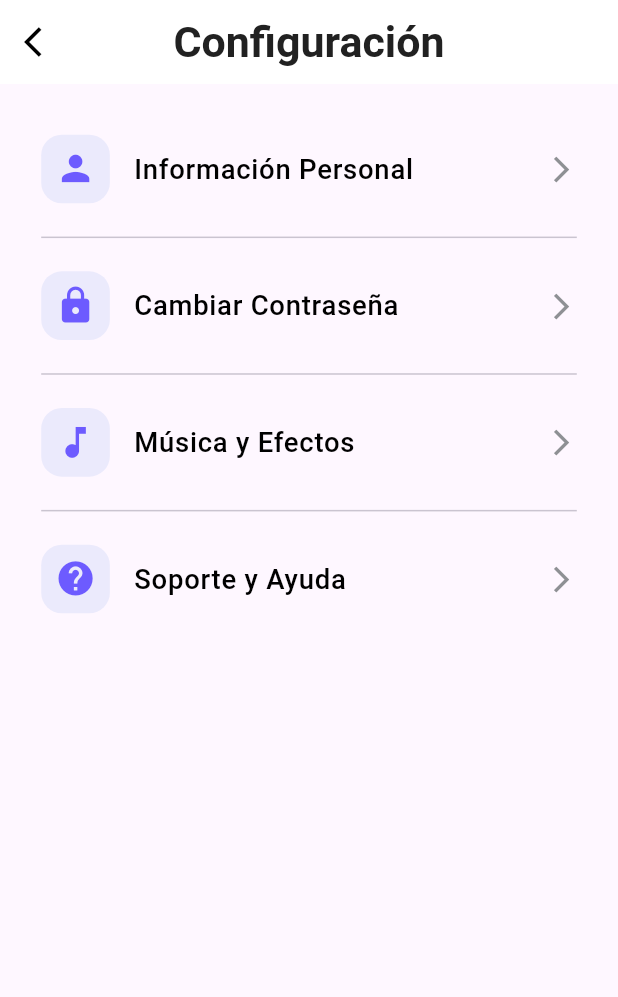
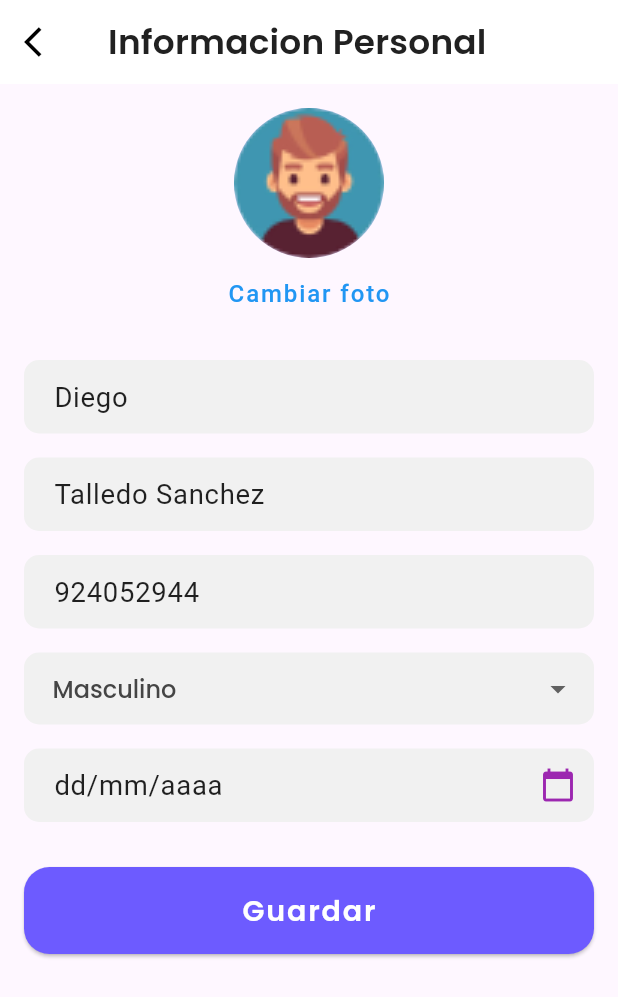
Before and after one commit to QuickRecap/Quickrecap-mobile, a Flutter app: the ConfigurationScreen screen opened by its route, after a tap on "Información Personal", on a phone screen of 412 x 824 dp. Shown: the top 997 px of the screen. Run offline on Flutter 3.47's test engine with Material 3 defaults, Android fonts, the phone set to English and light mode, and no system bars; our stand-ins replace flutter_screenutil, get, sqflite; accounts and stored records are empty.

Commit message:
feat(profile): adding profile

```diff
--- a/lib/main.dart
+++ b/lib/main.dart
@@ -10,6 +10,7 @@ import 'ui/pages/terms_conditions_screen.dart';
 import 'ui/pages/views/profile/configuration_screen.dart';
 import 'ui/pages/views/profile/support_screen.dart';
 import 'ui/pages/views/profile/password_screen.dart';
+import 'ui/pages/views/profile/information_screen.dart';
 import 'ui/providers/login_provider.dart';
 import 'ui/providers/register_provider.dart';
 import 'data/api/user_api.dart';
@@ -66,6 +67,7 @@ class MyApp extends StatelessWidget {
             '/configuration': (context) => ConfigurationScreen(),
             '/support': (context) => SupportScreen(),
             '/password': (context) => PasswordScreen(),
+            '/information': (context) => ProfileInformationScreen(),
           },
         );
       },
--- a/lib/ui/pages/views/profile/configuration_screen.dart
+++ b/lib/ui/pages/views/profile/configuration_screen.dart
@@ -35,6 +35,7 @@ class ConfigurationScreen extends StatelessWidget {
               icon: Icons.person,
               text: 'Información Personal',
               onTap: () {
+                Navigator.pushNamed(context, '/information');
                 // Acción al presionar
               },
             ),
--- /dev/null
+++ b/lib/ui/pages/views/profile/information_screen.dart
@@ -0,0 +1,146 @@
+import 'package:flutter/material.dart';
+import 'package:flutter_screenutil/flutter_screenutil.dart';
+import 'package:quickrecap/ui/widgets/custom_input.dart';
+import 'package:quickrecap/ui/widgets/custom_select_input.dart';
+import 'package:quickrecap/ui/widgets/custom_date_input.dart';
+import 'package:quickrecap/ui/constants/constants.dart';
+
+class ProfileInformationScreen extends StatefulWidget {
+  const ProfileInformationScreen({Key? key}) : super(key: key);
+
+  @override
+  _ProfileInformationScreenState createState() => _ProfileInformationScreenState();
+}
+
+class _ProfileInformationScreenState extends State<ProfileInformationScreen> {
+  final TextEditingController nameController = TextEditingController(text: 'Diego');
+  final TextEditingController lastNameController = TextEditingController(text: 'Talledo Sanchez');
+  final TextEditingController phoneController = TextEditingController(text: '924052944');
+  final TextEditingController genderController = TextEditingController(text: 'Masculino');
+  final TextEditingController birthDateController = TextEditingController(text: 'dd/mm/aaaa');
+
+  @override
+  Widget build(BuildContext context) {
+    return Scaffold(
+      appBar: AppBar(
+        title: Row(
+          children: [
+            Text(
+              'Informacion Personal',
+              style: TextStyle(
+                color: Color(0xff212121), // Cambia el color del texto del título
+                fontSize: 20.sp, // Ajusta el tamaño del texto según tu diseño
+                fontFamily: 'Poppins',
+                fontWeight: FontWeight.w600,
+              ),
+            ),
+          ],
+        ),
+        centerTitle: false,
+        backgroundColor: Colors.white,
+        elevation: 0,
+        leading: IconButton(
+          icon: Icon(Icons.arrow_back_ios, color: Colors.black),
+          onPressed: () {
+            if (Navigator.canPop(context)) {
+              Navigator.pop(context);
+            }
+          },
+        ),
+      ),
+      body: SingleChildScrollView(
+        child: Padding(
+          padding: const EdgeInsets.all(16.0),
+          child: Column(
+            crossAxisAlignment: CrossAxisAlignment.center,
+            children: [
+              CircleAvatar(
+                radius: 50,
+                backgroundImage: AssetImage('assets/images/profile_pic.png'),
+              ),
+              TextButton(
+                onPressed: () {
+                  // Implementar lógica para cambiar la foto
+                },
+                child: Text(
+                  'Cambiar foto',
+                  style: TextStyle(color: Colors.blue),
+                ),
+              ),
+              SizedBox(height: 20),
+              CustomInput(
+                controller: nameController,
+                label: 'Nombres',
+              ),
+              SizedBox(height: 16),
+              CustomInput(
+                controller: lastNameController,
+                label: 'Apellidos',
+              ),
+              SizedBox(height: 16),
+              CustomInput(
+                controller: phoneController,
+                label: 'Celular',
+                keyboardType: TextInputType.phone,
+              ),
+              SizedBox(height: 16),
+              CustomSelectInput(
+                label: 'Genero',
+                value: genderController.text,
+                options: const ['Masculino', 'Femenino', 'Otro'],
+                onChanged: (String? newValue) {
+                  setState(() {
+                    genderController.text = newValue ?? '';
+                  });
+                },
+              ),
+              SizedBox(height: 16),
+              CustomDateInput(
+                controller: birthDateController,
+                label: 'Fecha de nacimiento',
+                initialDate: DateTime(2000),
+                firstDate: DateTime(1900),
+                lastDate: DateTime.now(),
+              ),
+              SizedBox(height: 30),
+              SizedBox(
+                width: double.infinity,
+                child: ElevatedButton(
+                  onPressed: () {
+                    // Implementa la lógica de actualización de contraseña aquí
+                  },
+                  child: Text(
+                    'Guardar',
+                    style: TextStyle(
+                      fontFamily: 'Poppins',
+                      fontWeight: FontWeight.w600,
+                      fontSize: 19,
+                      color: Colors.white,
+                    ),
+                  ),
+                  style: ElevatedButton.styleFrom(
+                    primary: Color(0xff6D5BFF),
+                    padding: EdgeInsets.symmetric(vertical: 15),
+                    shape: RoundedRectangleBorder(
+                      borderRadius: BorderRadius.circular(17),
+                    ),
+                  ),
+                ),
+              ),
+            ],
+          ),
+        ),
+      ),
+    );
+  }
+
+  @override
+  void dispose() {
+    nameController.dispose();
+    lastNameController.dispose();
+    phoneController.dispose();
+    genderController.dispose();
+    birthDateController.dispose();
+    super.dispose();
+  }
+}
--- /dev/null
+++ b/lib/ui/widgets/custom_date_input.dart
@@ -0,0 +1,78 @@
+import 'package:flutter/material.dart';
+import 'package:intl/intl.dart';
+
+class CustomDateInput extends StatelessWidget {
+  final TextEditingController controller;
+  final String label;
+  final String? Function(String?)? validator;
+  final double? width;
+  final DateTime? initialDate;
+  final DateTime? firstDate;
+  final DateTime? lastDate;
+
+  const CustomDateInput({
+    Key? key,
+    required this.controller,
+    required this.label,
+    this.validator,
+    this.width,
+    this.initialDate,
+    this.firstDate,
+    this.lastDate,
+  }) : super(key: key);
+
+  @override
+  Widget build(BuildContext context) {
+    return SizedBox(
+      width: width,
+      child: TextFormField(
+        controller: controller,
+        readOnly: true,
+        validator: validator,
+        onTap: () => _selectDate(context),
+        cursorColor: const Color(0xFF585858),
+        style: const TextStyle(color: Colors.black87),
+        decoration: InputDecoration(
+          labelText: label,
+          labelStyle: const TextStyle(
+            fontFamily: 'Poppins',
+            fontWeight: FontWeight.w500,
+            color: Color(0xFF454545),
+          ),
+          floatingLabelStyle: const TextStyle(
+            fontFamily: 'Poppins',
+            fontWeight: FontWeight.w500,
+            color: Colors.white,
+          ),
+          filled: true,
+          fillColor: const Color(0xFFF1F1F1),
+          border: OutlineInputBorder(
+            borderRadius: BorderRadius.circular(10),
+            borderSide: BorderSide.none,
+          ),
+          focusedBorder: OutlineInputBorder(
+            borderRadius: BorderRadius.circular(10),
+            borderSide: const BorderSide(color: Colors.white, width: 2),
+          ),
+          contentPadding: const EdgeInsets.symmetric(vertical: 14, horizontal: 16),
+          floatingLabelBehavior: FloatingLabelBehavior.never,
+          alignLabelWithHint: true,
+          suffixIcon: Icon(Icons.calendar_today, color: Colors.purple),
+        ),
+      ),
+    );
+  }
+
+  Future<void> _selectDate(BuildContext context) async {
+    final DateTime now = DateTime.now();
+    final DateTime? picked = await showDatePicker(
+      context: context,
+      initialDate: initialDate ?? now,
+      firstDate: firstDate ?? DateTime(1900),
+      lastDate: lastDate ?? now,
+    );
+    if (picked != null && picked != now) {
+      controller.text = DateFormat('dd/MM/yyyy').format(picked);
+    }
+  }
+}
--- a/pubspec.yaml
+++ b/pubspec.yaml
@@ -34,6 +34,7 @@ dependencies:
   http: ^1.1.0
   sqflite: ^2.0.0+3
   path: ^1.8.0
+  intl: ^0.17.0
 
   # The following adds the Cupertino Icons font to your application.
   # Use with the CupertinoIcons class for iOS style icons.
```
Also changed, not shown: pubspec.lock.
